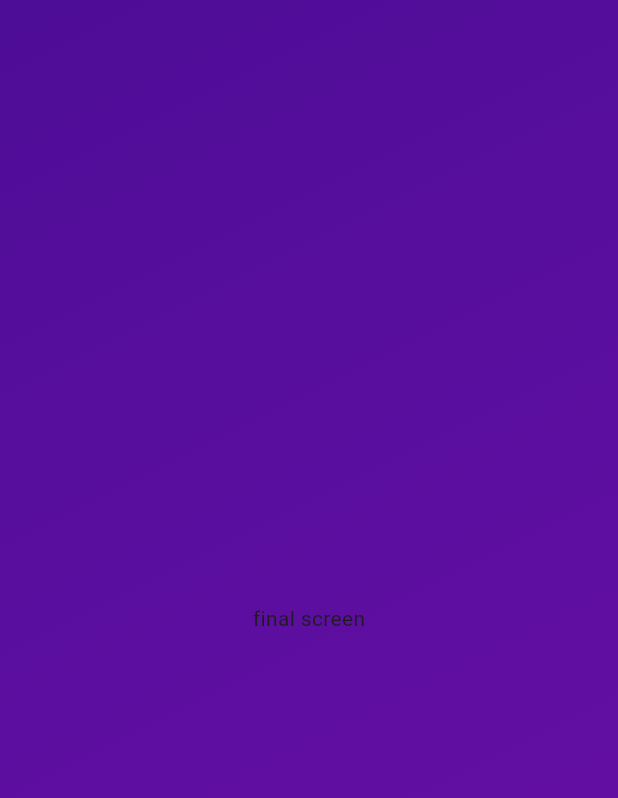
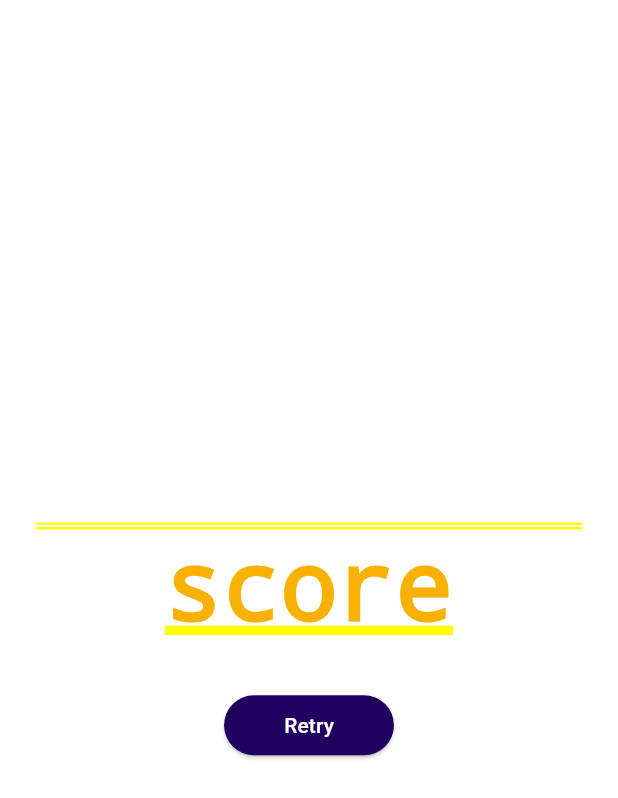
Before and after one commit to avijeetpandey/capitals, a Flutter app: the screen it shows after launch, after a tap on "Raipur", after a tap on "Shimla", after a tap on "New Delhi", on a phone screen of 412 x 824 dp. Shown: the top 798 px of the screen. Run offline on Flutter 3.47's test engine with Material 3 defaults, Android fonts, the phone set to English and light mode, and no system bars.

Commit message:
add: navigation

```diff
--- a/lib/screens/home_screen.dart
+++ b/lib/screens/home_screen.dart
@@ -16,7 +16,13 @@ class _HomePageState extends State<HomePage> {
   var currentQuestionIndex = 0;
   String activeScreen = 'home-page';
 
-  void chooseAnswer(String answer) {
+  @override
+  void initState() {
+    activeScreen = 'home-page';
+    super.initState();
+  }
+
+  void chooseAnswer(String answer, BuildContext context) {
     // if it is a valid range update and set the state
     if (currentQuestionIndex < questionnaire.length - 1) {
       setState(() {
@@ -25,6 +31,13 @@ class _HomePageState extends State<HomePage> {
     } else {
       setState(() {
         activeScreen = 'final-screen';
+        Navigator.push(
+          context,
+          MaterialPageRoute(
+            builder: (context) =>
+                ResultView(currentScreen: activeScreen, score: "score"),
+          ),
+        );
       });
     }
 
@@ -52,11 +65,8 @@ class _HomePageState extends State<HomePage> {
               end: Alignment.bottomRight,
             ),
           ),
-          child: activeScreen == 'final-screen'
-              ? const ResultView()
-              : QuestionsView(
-                  questionObj: currentQuestion,
-                  onAnswerButtonTap: chooseAnswer),
+          child: QuestionsView(
+              questionObj: currentQuestion, onAnswerButtonTap: chooseAnswer),
         ),
       ),
     );
--- a/lib/widgets/questions_view.dart
+++ b/lib/widgets/questions_view.dart
@@ -6,7 +6,7 @@ class QuestionsView extends StatefulWidget {
   QuestionsView(
       {super.key, required this.questionObj, required this.onAnswerButtonTap});
   final QuizQuestion questionObj;
-  final Function(String answer) onAnswerButtonTap;
+  final Function(String answer, BuildContext context) onAnswerButtonTap;
 
   @override
   State<QuestionsView> createState() => _QuestionsViewState();
@@ -34,7 +34,7 @@ class _QuestionsViewState extends State<QuestionsView> {
                 const EdgeInsets.symmetric(horizontal: 48.0, vertical: 4.0),
             child: AnswerButton(
                 onTap: () {
-                  widget.onAnswerButtonTap(answer);
+                  widget.onAnswerButtonTap(answer, context);
                 },
                 answerText: answer),
           );
--- a/lib/widgets/result_view.dart
+++ b/lib/widgets/result_view.dart
@@ -1,19 +1,57 @@
+// ignore_for_file: must_be_immutable
+
 import 'package:flutter/material.dart';
 
 class ResultView extends StatefulWidget {
-  const ResultView({super.key});
+  ResultView({super.key, required this.currentScreen, required this.score});
+  String currentScreen;
+  final String score;
 
   @override
   State<ResultView> createState() => _ResultViewState();
 }
 
 class _ResultViewState extends State<ResultView> {
+  void moveBackToParentScreen() {
+    setState(() {
+      widget.currentScreen = 'home-page';
+    });
+  }
+
   @override
   Widget build(BuildContext context) {
-    return const Column(
+    return Column(
       mainAxisAlignment: MainAxisAlignment.center,
       crossAxisAlignment: CrossAxisAlignment.center,
-      children: [Text("final screen")],
+      children: [
+        const Text(
+          "Your final score is",
+          textAlign: TextAlign.center,
+          style: TextStyle(fontSize: 32, color: Colors.white),
+        ),
+        Text(
+          widget.score,
+          textAlign: TextAlign.center,
+          style: const TextStyle(
+              fontSize: 64, color: Color.fromARGB(255, 248, 177, 0)),
+        ),
+        const SizedBox(
+          height: 30,
+        ),
+        ElevatedButton(
+            style: ElevatedButton.styleFrom(
+              padding: const EdgeInsets.symmetric(vertical: 10, horizontal: 40),
+              backgroundColor: const Color.fromARGB(255, 33, 1, 95),
+              foregroundColor: Colors.white,
+              shape: RoundedRectangleBorder(
+                borderRadius: BorderRadius.circular(40),
+              ),
+            ),
+            onPressed: () {
+              moveBackToParentScreen();
+            },
+            child: const Text("Retry")),
+      ],
     );
   }
 }
```
